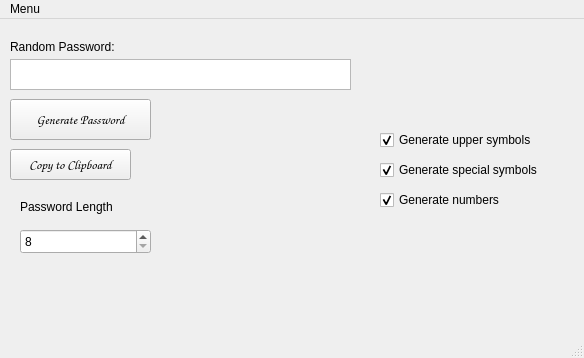
Before: the Qt Designer form mainform.ui in damian-u-dev/Password-Generator, drawn with Qt 5.
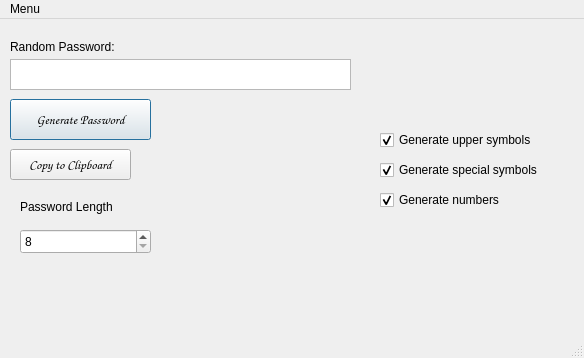
After: the same form once the commit is applied.

Commit message: Added new form "Aboutpg" Added KeyEvent

The edit to the form file:
```diff
--- a/mainform.ui
+++ b/mainform.ui
@@ -46,6 +46,9 @@
     <property name="text">
      <string>Generate Password</string>
     </property>
+    <property name="default">
+     <bool>true</bool>
+    </property>
    </widget>
    <widget class="QLabel" name="randomPassword_label">
     <property name="geometry">
```
Left out of the diff: 6 changed lines with no effect on the pictures. The commit also changes 6 other files.
